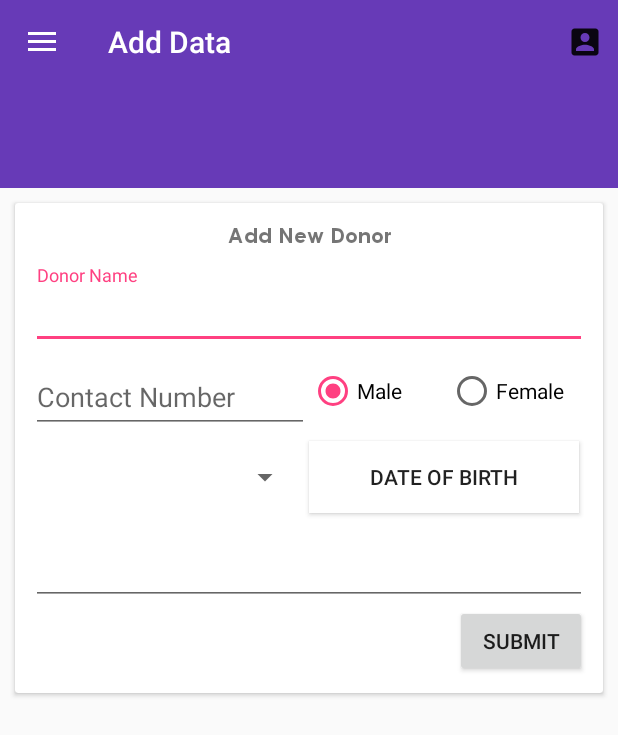
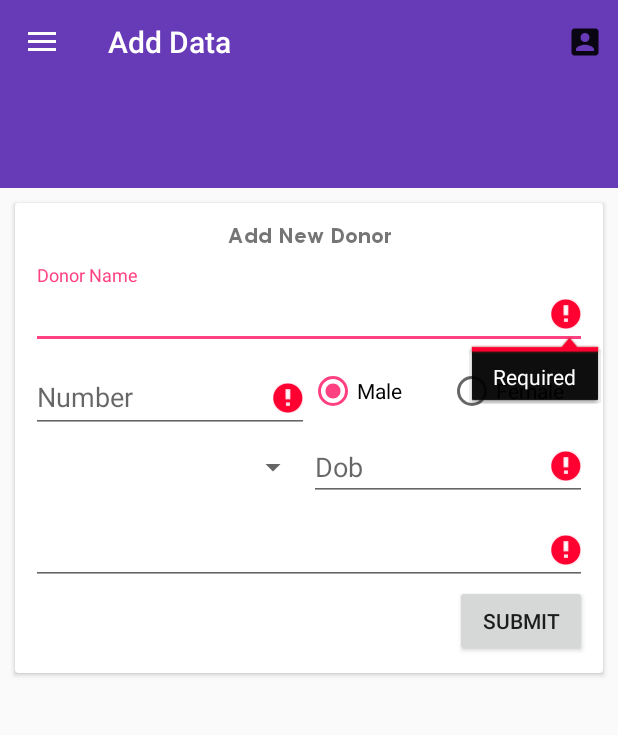
Before and after one commit to amalgta/DonorBlood, an Android app: the fragment AddDataFragment placed in its activity, after a tap on "SUBMIT", on a phone screen of 412 x 824 dp. Shown: the top 735 px of the screen. Run offline under Robolectric (Android 15) with nearby library versions, the light colour scheme and no system bars; our stand-ins replace Firebase (no records; nobody signed in at launch, a user with empty details on screens opened directly).

Commit message:
Add data optimisations

```diff
--- a/app/src/main/java/com/styx/gta/donorblood/base/BaseActivity.java
+++ b/app/src/main/java/com/styx/gta/donorblood/base/BaseActivity.java
@@ -1,6 +1,7 @@
 package com.styx.gta.donorblood.base;
 
 import android.app.ProgressDialog;
+import android.content.Context;
 import android.os.Bundle;
 import android.support.v4.app.Fragment;
 import android.support.v4.app.FragmentManager;
@@ -8,6 +9,8 @@ import android.support.v4.app.FragmentTransaction;
 import android.support.v4.view.GravityCompat;
 import android.support.v4.widget.DrawerLayout;
 import android.support.v7.app.AppCompatActivity;
+import android.view.View;
+import android.view.inputmethod.InputMethodManager;
 
 import com.styx.gta.donorblood.R;
 import com.styx.gta.donorblood.constants.UserAction;
--- a/app/src/main/java/com/styx/gta/donorblood/fragments/adddata/AddDataContract.java
+++ b/app/src/main/java/com/styx/gta/donorblood/fragments/adddata/AddDataContract.java
@@ -12,6 +12,7 @@ interface AddDataContract {
     interface View {
         void addGroupItem(String value, String name);
         void bindDonorUI(android.view.View view, Donor donor);
+        void onAddUserSuccess(boolean result);
     }
 
     interface Presenter extends BasePresenter {
--- a/app/src/main/java/com/styx/gta/donorblood/fragments/adddata/AddDataFragment.java
+++ b/app/src/main/java/com/styx/gta/donorblood/fragments/adddata/AddDataFragment.java
@@ -2,14 +2,22 @@ package com.styx.gta.donorblood.fragments.adddata;
 
 import android.app.DatePickerDialog;
 import android.content.ActivityNotFoundException;
+import android.content.Context;
 import android.content.DialogInterface;
 import android.content.Intent;
+import android.database.DatabaseErrorHandler;
 import android.net.Uri;
 import android.os.Bundle;
+import android.preference.EditTextPreference;
+import android.support.design.widget.TextInputEditText;
 import android.support.v7.app.AlertDialog;
+import android.text.Editable;
 import android.text.TextUtils;
+import android.text.TextWatcher;
 import android.view.LayoutInflater;
 import android.view.View;
+import android.view.WindowManager;
+import android.view.inputmethod.InputMethodManager;
 import android.widget.AdapterView;
 import android.widget.ArrayAdapter;
 import android.widget.Button;
@@ -40,8 +48,8 @@ public class AddDataFragment extends BaseFragment implements AddDataContract.Vie
     public static final String TAG = "AddDataFragment";
     private AddDataContract.Presenter presenter;
     private Spinner sp_blood_group;
-    private Button bt_dob, bt_submit;
-    private EditText et_name, et_number, et_address;
+    private Button bt_submit;
+    private EditText et_name, et_number, et_address, et_dob;
     private RadioButton radio_male, radio_female;
     private ArrayAdapter<String> sp_blood_group_adapter;
     private HashMap<String, String> bloodGroupMap;
@@ -55,21 +63,39 @@ public class AddDataFragment extends BaseFragment implements AddDataContract.Vie
     @Override
     protected void setUI(Bundle savedInstanceState) {
         sp_blood_group = (Spinner) rootView.findViewById(R.id.sp_blood_group);
-        bt_dob = (Button) rootView.findViewById(R.id.bt_dob);
         bt_submit = (Button) rootView.findViewById(R.id.bt_submit);
         et_name = (EditText) rootView.findViewById(R.id.et_name);
         et_address = (EditText) rootView.findViewById(R.id.et_address);
+        et_dob = (EditText) rootView.findViewById(R.id.et_dob);
         et_number = (EditText) rootView.findViewById(R.id.et_number);
         radio_female = (RadioButton) rootView.findViewById(R.id.radio_female);
         radio_male = (RadioButton) rootView.findViewById(R.id.radio_male);
+        /** ET DOB */
+        et_dob.addTextChangedListener(new TextWatcher() {
+            @Override
+            public void beforeTextChanged(CharSequence charSequence, int i, int i1, int i2) {
 
+            }
+
+            @Override
+            public void onTextChanged(CharSequence charSequence, int i, int i1, int i2) {
+                if(!TextUtils.isEmpty(charSequence)){
+                    et_dob.setError(null);
+                }
+            }
+
+            @Override
+            public void afterTextChanged(Editable editable) {
+
+            }
+        });
         bloodGroupMap = new HashMap<>();
         presenter = new AddDataPresenter(this);
         sp_blood_group_adapter = new ArrayAdapter<>(getContext(), android.R.layout.simple_spinner_dropdown_item);
         sp_blood_group.setAdapter(sp_blood_group_adapter);
+        initializeFields();
 
         presenter.requestBloodGroups();
-
         bt_submit.setOnClickListener(new View.OnClickListener() {
                                          @Override
                                          public void onClick(View view) {
@@ -79,13 +105,27 @@ public class AddDataFragment extends BaseFragment implements AddDataContract.Vie
                                                  showError();
                                              }
                                          }
-        });
-        bt_dob.setOnClickListener(new View.OnClickListener() {
+                                     }
+
+        );
+        et_dob.setOnClickListener(new View.OnClickListener() {
                                       @Override
                                       public void onClick(View view) {
                                           showDatePicker(view);
                                       }
-        });
+                                  }
+        );
+    }
+
+    private void initializeFields() {
+        if (sp_blood_group_adapter.getCount() > 0)
+            sp_blood_group.setSelection(0);
+        radio_male.setChecked(true);
+        et_name.setText("");
+        et_dob.setText("");
+        et_name.requestFocus();
+        et_address.setText("");
+        et_number.setText("");
     }
 
     @Override
@@ -122,6 +162,13 @@ public class AddDataFragment extends BaseFragment implements AddDataContract.Vie
         });
     }
 
+    @Override
+    public void onAddUserSuccess(boolean result) {
+        getBase().hideProgressDialog();
+        initializeFields();
+        Toast.makeText(getActivity(), "User addition Success", Toast.LENGTH_SHORT).show();
+    }
+
     void showDatePicker(final View view) {
         Calendar calendar = Calendar.getInstance();
         new DatePickerDialog(getContext(), new DatePickerDialog.OnDateSetListener() {
@@ -129,8 +176,7 @@ public class AddDataFragment extends BaseFragment implements AddDataContract.Vie
             public void onDateSet(DatePicker datePicker, int i, int i1, int i2) {
                 Calendar m = Calendar.getInstance();
                 m.set(i, i1, i2);
-                view.setTag(m);
-                ((Button) view).setText(Constants.simpleDateFormat.format(m.getTime()));
+                ((EditText) view).setText(Constants.simpleDateFormat.format(m.getTime()));
             }
         }, calendar.get(Calendar.YEAR), calendar.get(Calendar.MONTH), calendar.get(Calendar.DAY_OF_MONTH)).show();
     }
@@ -149,6 +195,7 @@ public class AddDataFragment extends BaseFragment implements AddDataContract.Vie
             @Override
             public void onClick(DialogInterface dialogInterface, int i) {
                 presenter.saveDonor(donor);
+                getBase().showProgressDialog();
             }
         });
         builder.setNegativeButton("CANCEL", new DialogInterface.OnClickListener() {
@@ -160,30 +207,25 @@ public class AddDataFragment extends BaseFragment implements AddDataContract.Vie
     }
 
     public boolean doValidate() {
-        try {
-            //TODO Edittext have error indication provisions use it here
-            // Title is required
-            /**
-            if (TextUtils.isEmpty(title)) {
-                mTitleField.setError(REQUIRED);
-                return;
+        boolean flag = true;
+        if (TextUtils.isEmpty(et_name.getText())) {
+            et_name.setError("Required");
+            flag = false;
+
         }
-             **/
-            if (sp_blood_group.getSelectedItem() == null)
-                return false;
-            if ((bt_dob.getTag()) == null)
-                return false;
-            if (et_name.getText() == null && et_name.getText().length() > 0)
-                return false;
-            if (et_number.getText() == null && et_name.getText().length() > 0)
-                return false;
-            if (et_address.getText() == null && et_name.getText().length() > 0)
-                return false;
-        } catch (Exception e) {
-            e.printStackTrace();
-            return false;
+        if (TextUtils.isEmpty(et_number.getText())) {
+            et_number.setError("Required");
+            flag = false;
         }
-        return true;
+        if (TextUtils.isEmpty(et_address.getText())) {
+            et_address.setError("Required");
+            flag = false;
+        }
+        if (TextUtils.isEmpty(et_dob.getText())) {
+            et_dob.setError("Required");
+            flag = false;
+        }
+        return flag;
     }
 
     Donor parseDonor() {
@@ -192,7 +234,7 @@ public class AddDataFragment extends BaseFragment implements AddDataContract.Vie
         donor.setAddress(et_address.getText().toString());
         donor.setBloodGroup(sp_blood_group.getSelectedItem().toString());
         donor.setContact(et_number.getText().toString());
-        donor.setDob(Constants.simpleDateFormat.format(((Calendar) bt_dob.getTag()).getTime()));
+        donor.setDob(et_dob.getText().toString());
         if (radio_male.isChecked())
             donor.setSex(Donor.Sex.male);
         else
--- a/app/src/main/java/com/styx/gta/donorblood/fragments/adddata/AddDataPresenter.java
+++ b/app/src/main/java/com/styx/gta/donorblood/fragments/adddata/AddDataPresenter.java
@@ -67,35 +67,21 @@ class AddDataPresenter implements AddDataContract.Presenter {
     }
 
     @Override
-    public void saveDonor(Donor donor) {
+    public void saveDonor(final Donor donor) {
         String dbFile = "Data/Donor";
         DatabaseReference mMessagesRef = Utilities.getDB(dbFile);
         DatabaseReference newDonor = mMessagesRef.push();
         donor.setObjectID(newDonor.getKey());
-        addNewDonor(newDonor, donor);
-        incrementBloodGroupDonorCount(donor.getBloodGroup());
-    }
-
-    void addNewDonor(DatabaseReference ref, Donor donor) {
-//TODO
-/**
-        ref.child(donor.getObjectID()).runTransaction(new Transaction.Handler() {
+        mMessagesRef.child(donor.getObjectID()).setValue(donor, new DatabaseReference.CompletionListener() {
             @Override
-            public Transaction.Result doTransaction(MutableData mutableData) {
-                Donor donor = mutableData.getValue(Donor.class);
-                if (bloodGroup == null) {
-                    return Transaction.success(mutableData);
+            public void onComplete(DatabaseError databaseError, DatabaseReference databaseReference) {
+                if (databaseError == null) {
+                    incrementBloodGroupDonorCount(donor.getBloodGroup());
+                } else {
+                    view.onAddUserSuccess(false);
                 }
-                mutableData.setValue(donor);
-                return Transaction.success(mutableData);
-            }
-
-            @Override
-            public void onComplete(DatabaseError databaseError, boolean b, DataSnapshot dataSnapshot) {
-                Log.d(TAG, "postTransaction:onComplete:" + databaseError);
             }
         });
-        **/
     }
 
     private void incrementBloodGroupDonorCount(String groupName) {
@@ -118,7 +104,7 @@ class AddDataPresenter implements AddDataContract.Presenter {
 
                     @Override
                     public void onComplete(DatabaseError databaseError, boolean b, DataSnapshot dataSnapshot) {
-                        Log.d(TAG, "postTransaction:onComplete:" + databaseError);
+                        view.onAddUserSuccess(true);
                     }
                 });
             }
--- a/app/src/main/res/layout/fragment_add_data.xml
+++ b/app/src/main/res/layout/fragment_add_data.xml
@@ -81,7 +81,7 @@
                             android:id="@+id/et_number"
                             android:layout_width="match_parent"
                             android:layout_height="wrap_content"
-                            android:hint="Contact Number"
+                            android:hint="Number"
                             android:inputType="phone" />
 
                     </android.support.design.widget.TextInputLayout>
@@ -99,7 +99,6 @@
                             android:layout_height="match_parent"
                             android:layout_gravity="center_horizontal"
                             android:layout_weight="1"
-                            android:checked="true"
                             android:text="Male" />
 
                         <RadioButton
@@ -123,15 +122,17 @@
                         android:layout_height="match_parent"
                         android:layout_weight="1" />
 
-                    <Button
-                        android:id="@+id/bt_dob"
+                    <EditText
+                        android:id="@+id/et_dob"
                         android:layout_width="0dp"
                         android:layout_height="match_parent"
-                        android:layout_margin="@dimen/margin_mini"
                         android:layout_weight="1"
-                        android:background="@color/white"
-                        android:text="Date of Birth" />
-
+                        android:inputType="date"
+                        android:focusableInTouchMode="false"
+                        android:focusable="false"
+                        android:clickable="false"
+                        android:textIsSelectable="false"
+                        android:hint="Dob" />
                 </LinearLayout>
 
                 <android.support.design.widget.TextInputLayout
@@ -142,7 +143,7 @@
                         android:id="@+id/et_address"
                         android:layout_width="match_parent"
                         android:layout_height="wrap_content"
-                        android:inputType="textPostalAddress"
+                        android:inputType="textPostalAddress|textCapWords"
                         android:maxLines="4" />
                 </android.support.design.widget.TextInputLayout>
 
--- a/app/src/main/res/values/strings.xml
+++ b/app/src/main/res/values/strings.xml
@@ -55,4 +55,5 @@
     <string name="legal">Legal</string>
     <string name="support">Support</string>
     <string name="twitter">Twitter</string>
+    <string name="date_of_birth">Date of Birth</string>
 </resources>
```
Lines whose indentation alone changed are shown as unchanged.
